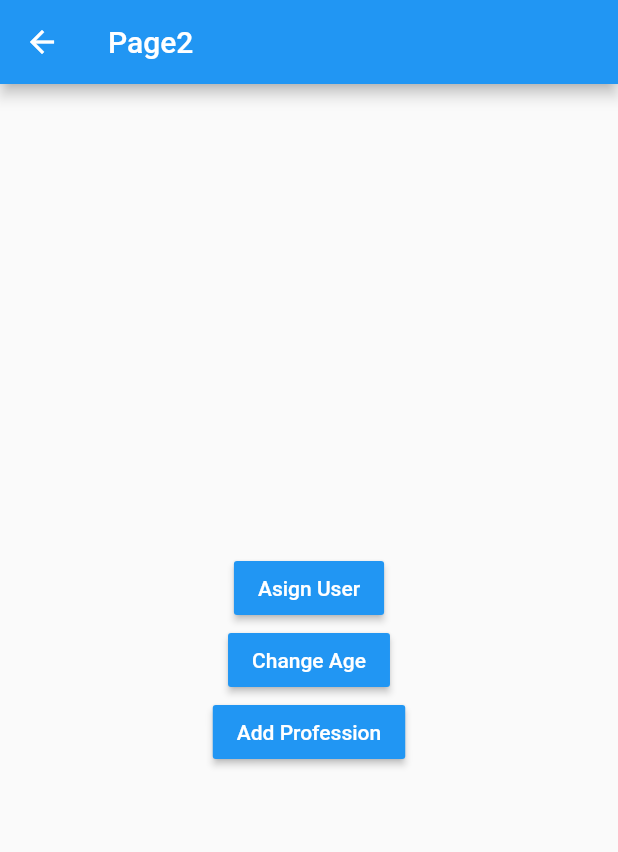
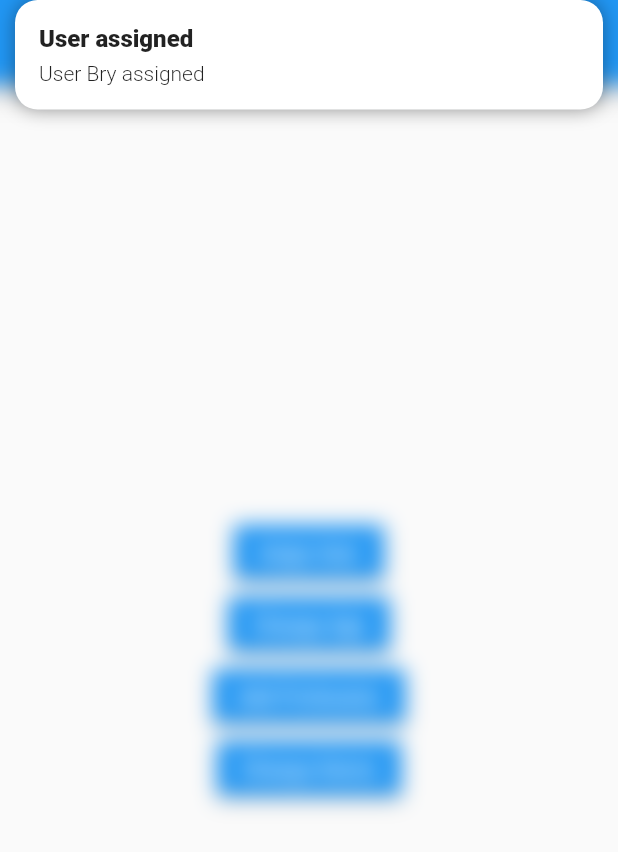
Before and after one commit to BryanParada/stateAppFA, a Flutter app: the Page2Page screen opened directly with empty values, after a tap on "Asign User", on a phone screen of 412 x 824 dp. Shown: the top 852 px of the screen. Run offline on Flutter 3.47's test engine with Material 2 defaults, Android fonts, the phone set to English and light mode, and no system bars; our stand-ins replace get.

Commit message:
FA174 - Other GetX features

```diff
--- a/lib/pages/page2_page.dart
+++ b/lib/pages/page2_page.dart
@@ -29,6 +29,15 @@ class Page2Page extends StatelessWidget {
               color: Colors.blue,
               onPressed: (){
                 userCtrl.loadUser(User(name: 'bry', age: 35));
+                Get.snackbar('User assigned',
+                 'User Bry assigned',
+                 backgroundColor:   Colors.white,
+                 boxShadows: [
+                  BoxShadow(
+                    color: Colors.black38,
+                    blurRadius: 10
+                  )
+                 ]);
               },
             ),
 
@@ -45,7 +54,18 @@ class Page2Page extends StatelessWidget {
               onPressed: (){
                 userCtrl.addProfession('Profession #${userCtrl.professionsCount +1 }'); //userCtrl.user.value.professions.length +1
               },
-            )
+
+            ),
+
+              MaterialButton(
+              child: Text('Change theme', style: TextStyle(color: Colors.white)),
+              color: Colors.blue,
+              onPressed: (){
+                Get.changeTheme(Get.isDarkMode ? ThemeData.light() : ThemeData.dark());
+              },
+
+            ),
+
           ],
         ),
      ),
```
